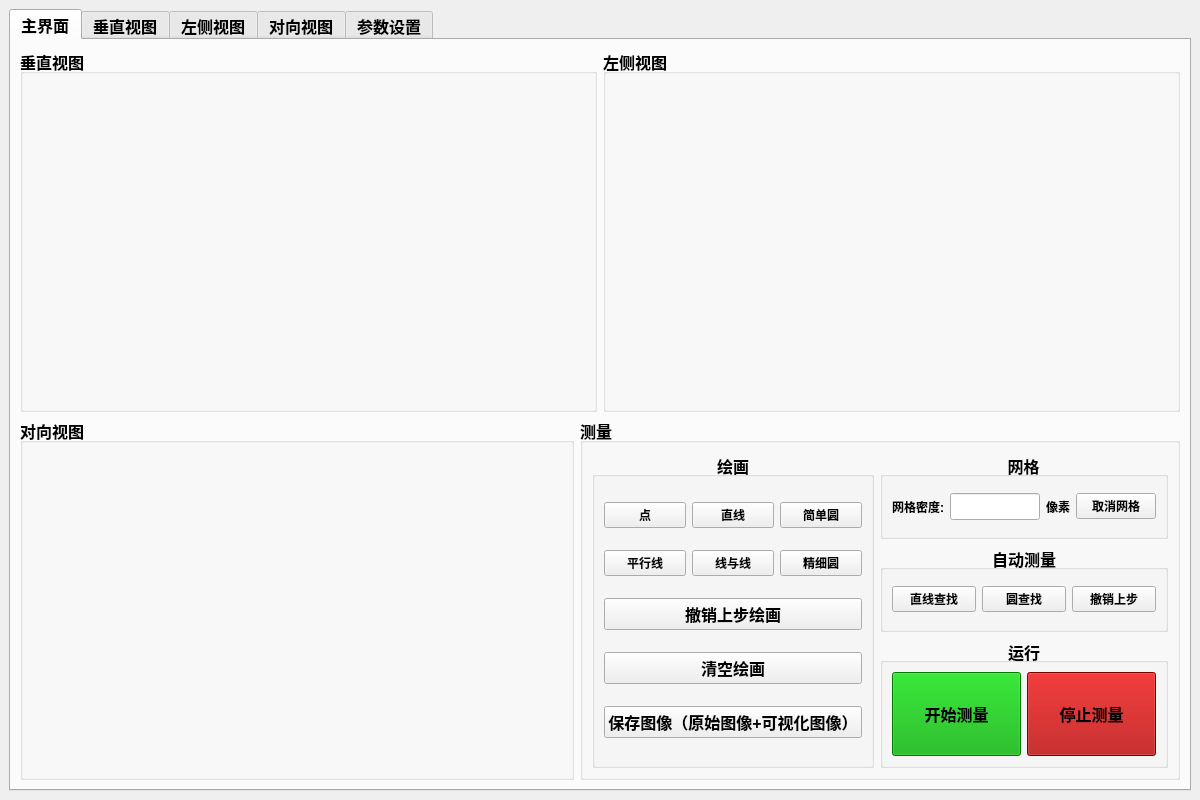
Old version of the form mainwindow.ui in the repository NicoleKJ9721/MutiCamApp.
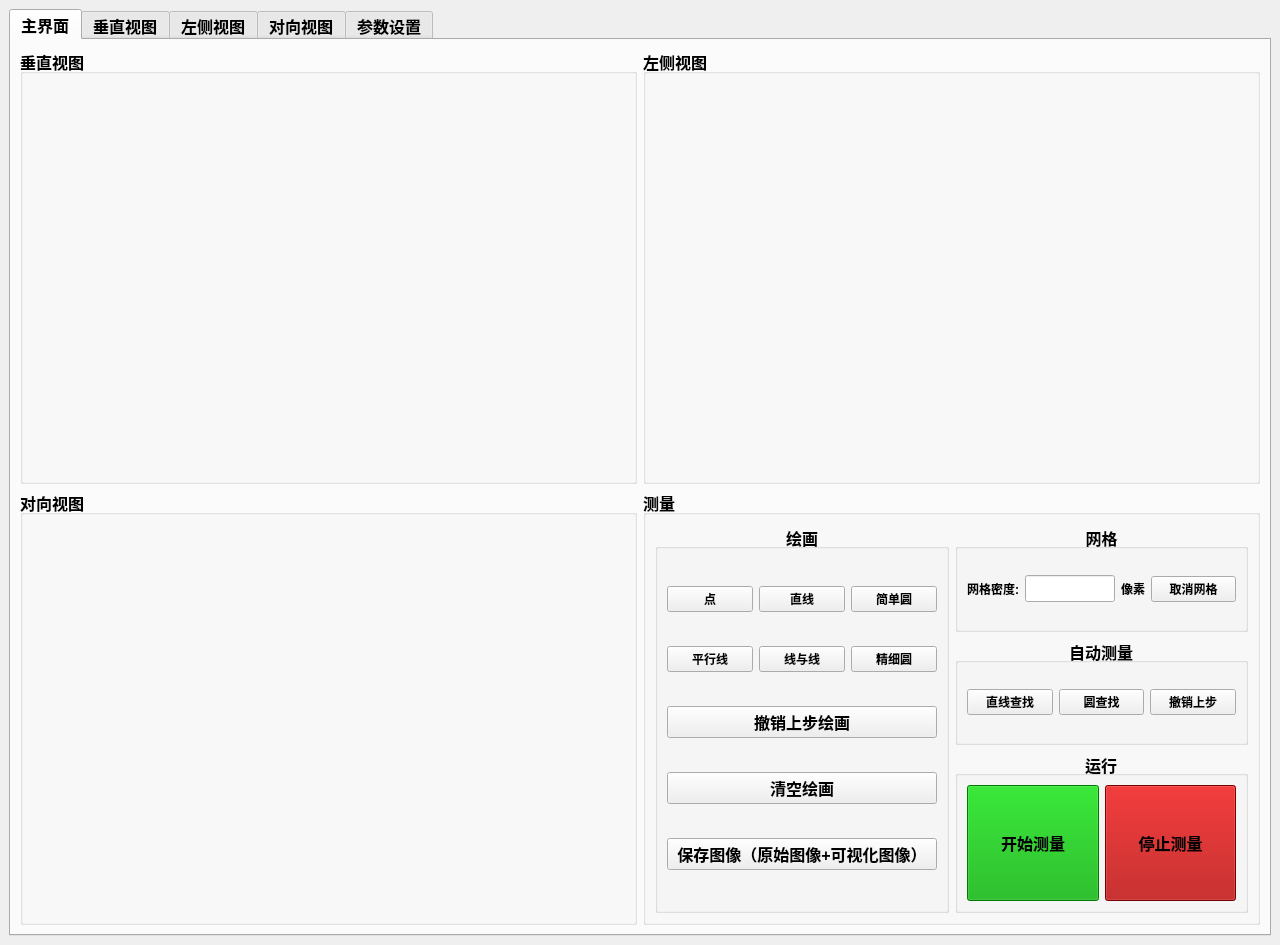
New version of the form.

What changed in the file:
```diff
--- a/mainwindow.ui
+++ b/mainwindow.ui
@@ -6,8 +6,8 @@
    <rect>
     <x>0</x>
     <y>0</y>
-    <width>1200</width>
-    <height>800</height>
+    <width>1280</width>
+    <height>945</height>
    </rect>
   </property>
   <property name="sizePolicy">
```
